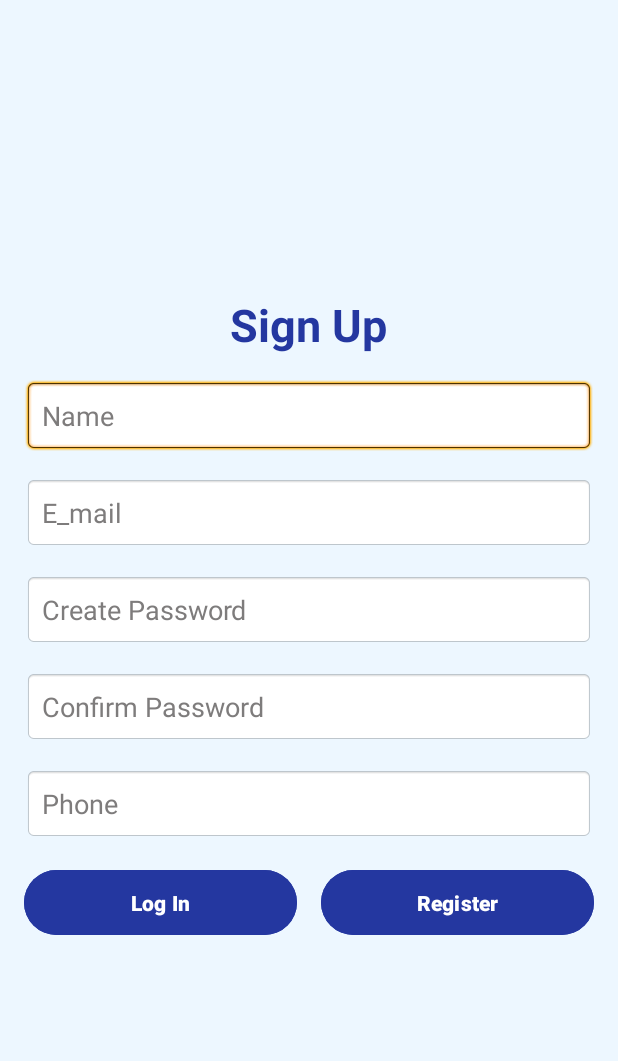
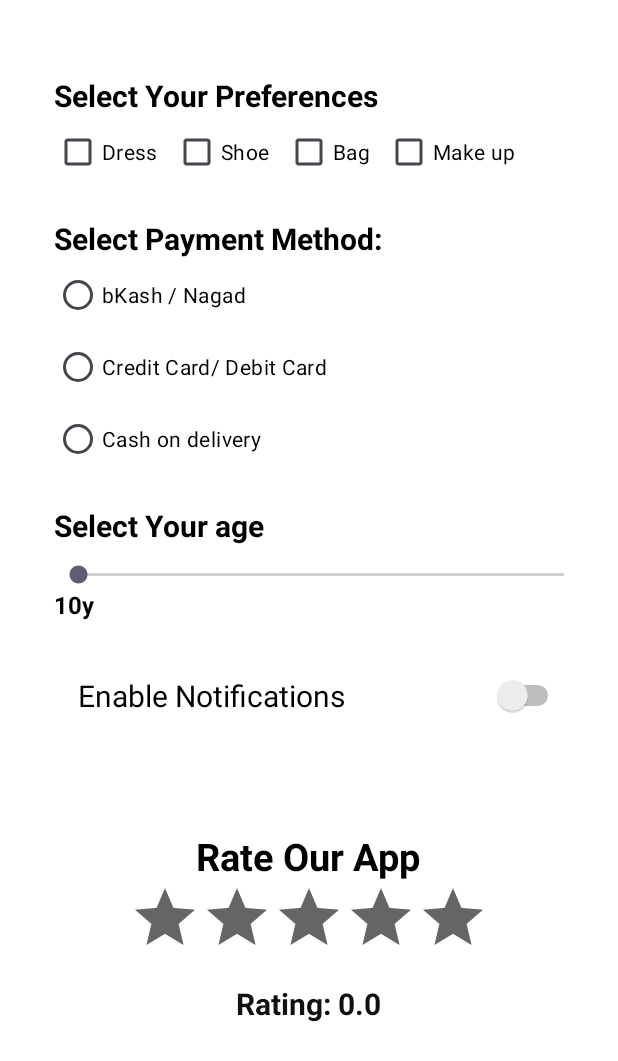
Before and after one commit to jayma-tasnim-maisha/Assignment-2-3, an Android app: the screen it shows after launch (MainActivity before the commit, OrderActivity after it), on a phone screen of 412 x 824 dp. Shown: the top 1061 px of the screen. Run offline under Robolectric (Android 15) with nearby library versions, the phone set to English and light mode, and no system bars.

Commit message:
Commit 2

```diff
--- a/app/src/main/AndroidManifest.xml
+++ b/app/src/main/AndroidManifest.xml
@@ -14,6 +14,9 @@
         tools:targetApi="31">
         <activity
             android:name=".MainActivity"
+            android:exported="false" />
+        <activity
+            android:name=".OrderActivity"
             android:exported="true">
             <intent-filter>
                 <action android:name="android.intent.action.MAIN" />
--- a/app/src/main/java/com/example/myapplication/MainActivity.java
+++ b/app/src/main/java/com/example/myapplication/MainActivity.java
@@ -1,8 +1,14 @@
 package com.example.myapplication;
 
+import static java.util.EnumSet.of;
+
+import android.content.Intent;
 import android.os.Bundle;
+import android.text.TextUtils;
+import android.util.Patterns;
 import android.widget.Button;
 import android.widget.EditText;
+import android.widget.Toast;
 
 import androidx.activity.EdgeToEdge;
 import androidx.appcompat.app.AppCompatActivity;
@@ -12,22 +18,88 @@ import androidx.core.view.WindowInsetsCompat;
 
 public class MainActivity extends AppCompatActivity {
 
+    private EditText etRegisterName, etRegisterEmail,etRegisterPassword,etConfirmPassword,etRegisterPhone;
+    private Button btnSignupLogin,btnSignupRegister;
+
     @Override
     protected void onCreate(Bundle savedInstanceState) {
         super.onCreate(savedInstanceState);
         setContentView(R.layout.activity_main);
 
-        EditText etRegisterName = findViewById(R.id.et_register_name);
-        EditText etRegisterEmail = findViewById(R.id.et_register_email);
-        EditText etRegisterPassword = findViewById(R.id.et_register_password);
-        EditText etConfirmPassword = findViewById(R.id.et_confirm_password);
-        EditText etRegisterPhone = findViewById(R.id.et_register_phone);
+        etRegisterName = findViewById(R.id.et_register_name);
+        etRegisterEmail = findViewById(R.id.et_register_email);
+        etRegisterPassword = findViewById(R.id.et_register_password);
+        etConfirmPassword = findViewById(R.id.et_confirm_password);
+        etRegisterPhone = findViewById(R.id.et_register_phone);
 
-        Button btnSignupLogin = findViewById(R.id.btn_sign_up_login);
-        Button btnSignupRegister = findViewById(R.id.btn_sign_up_register);
+        btnSignupLogin = findViewById(R.id.btn_sign_up_login);
+        btnSignupRegister = findViewById(R.id.btn_sign_up_register);
 
+        btnSignupRegister.setOnClickListener(v -> {
+            if (validateInputs()) {
 
+                Toast.makeText(MainActivity.this, "Registration Succesful!", Toast.LENGTH_SHORT).show();
+            }
+        });
 
+        btnSignupLogin.setOnClickListener(v -> {
+            Toast.makeText(MainActivity.this, "Redirecting to login", Toast.LENGTH_SHORT).show();
+        });
 
     }
+
+    private boolean validateInputs() {
+        String name = etRegisterName.getText().toString();
+        String email = etRegisterEmail.getText().toString();
+        String password = etRegisterPassword.getText().toString();
+        String confirmPassword = etConfirmPassword.getText().toString();
+        String phone = etRegisterPhone.getText().toString();
+
+        if (TextUtils.isEmpty(name) || !isValidName(name)) {
+            etRegisterName.setError("Invalid Name");
+            return false;
+        }
+
+        if (TextUtils.isEmpty(email) || !isValidEmail(email)) {
+            etRegisterEmail.setError("Invalid Email");
+            return false;
+        }
+
+        if (TextUtils.isEmpty(password) || !isValidPassword(password)) {
+            etRegisterPassword.setError("Invalid Password");
+            return false;
+        }
+
+        if (!password.equals(confirmPassword)) {
+            etConfirmPassword.setError("Passwords do not match");
+            return false;
+        }
+
+        if (TextUtils.isEmpty(phone) || !isValidPhone(phone)) {
+            etRegisterPhone.setError("Invalid Phone Number");
+            return false;
+        }
+
+        return true;
+
+    }
+
+    private boolean isValidName(String name) {
+        return name.matches("^([A-Z][a-z]+)(\\s[A-Z][a-z]+)*$");
+    }
+
+    private boolean isValidEmail(String email) {
+        return Patterns.EMAIL_ADDRESS.matcher(email).matches();
+    }
+
+    private boolean isValidPassword(String password) {
+        return password.matches("^(?=.*[A-Z])(?=.*[a-z])(?=.*\\d)(?=.*[\\W_]).{6,}$");
+    }
+
+    //^(?=.*[a-z])(?=.*[A-Z])(?=.*\d)(?=.*[@$!%*?&])[A-Za-z\d@$!%*?&]{6,}$
+    //^(?=.*[A-Z])(?=.*[a-z])(?=.*/d)(?=.*[\W_]).{6,}$
+
+    private boolean isValidPhone(String phone) {
+        return phone.matches("^(\\+8801[3-9]|01[3-9])[\\d]{8}$");
+    }
 }
--- /dev/null
+++ b/app/src/main/java/com/example/myapplication/OrderActivity.java
@@ -0,0 +1,83 @@
+package com.example.myapplication;
+
+import android.os.Bundle;
+import android.widget.CheckBox;
+import android.widget.RadioGroup;
+import android.widget.RatingBar;
+import android.widget.SeekBar;
+import android.widget.Switch;
+import android.widget.TextView;
+import android.widget.Toast;
+
+import androidx.activity.EdgeToEdge;
+import androidx.appcompat.app.AppCompatActivity;
+import androidx.core.graphics.Insets;
+import androidx.core.view.ViewCompat;
+import androidx.core.view.WindowInsetsCompat;
+
+public class OrderActivity extends AppCompatActivity {
+
+    private CheckBox dress, shoe, bag, makeup;
+    private RadioGroup paymentMethodGroup;
+    private SeekBar ageSeekBar;
+    private Switch notificationSwitch;
+    private RatingBar ratingBar;
+    private TextView ageDisplay, ratingText;
+
+
+    @Override
+    protected void onCreate(Bundle savedInstanceState) {
+        super.onCreate(savedInstanceState);
+        setContentView(R.layout.activity_order);
+
+        dress = findViewById(R.id.dress);
+        shoe = findViewById(R.id.shoe);
+        bag = findViewById(R.id.bag);
+        makeup = findViewById(R.id.makeup);
+
+        paymentMethodGroup = findViewById(R.id.radioGroup);
+
+        ageSeekBar = findViewById(R.id.seekBar);
+        ageDisplay = findViewById(R.id.age_display);
+
+        notificationSwitch = findViewById(R.id.btn_switch);
+        ratingBar = findViewById(R.id.ratingBar);
+        ratingText = findViewById(R.id.rating);
+
+        ratingText.setText("Rating: " + ratingBar.getRating());
+
+        ageSeekBar.setOnSeekBarChangeListener(new SeekBar.OnSeekBarChangeListener() {
+            @Override
+            public void onProgressChanged(SeekBar seekBar, int progress, boolean fromUser) {
+                ageDisplay.setText(progress + "y");
+            }
+
+            @Override
+            public void onStartTrackingTouch(SeekBar seekBar) {
+
+            }
+
+            @Override
+            public void onStopTrackingTouch(SeekBar seekBar) {
+
+            }
+        });
+
+        notificationSwitch.setOnCheckedChangeListener((buttonView, isChecked) -> {
+            String message = isChecked ? "Notifications Enabled" : "Notifications Disabled";
+            Toast.makeText(OrderActivity.this, message, Toast.LENGTH_SHORT).show();
+        });
+
+        ratingBar.setOnRatingBarChangeListener(new RatingBar.OnRatingBarChangeListener() {
+            @Override
+            public void onRatingChanged(RatingBar ratingBar, float rating, boolean fromUser) {
+                ratingText.setText("Rating: " + rating);
+            }
+        });
+
+    }
+
+    protected void onPause() {
+        super.onPause();
+    }
+}
--- a/app/src/main/res/layout/activity_main.xml
+++ b/app/src/main/res/layout/activity_main.xml
@@ -38,7 +38,7 @@
         android:id="@+id/et_register_email"
         android:layout_width="match_parent"
         android:layout_height="wrap_content"
-        android:hint="E_mail"
+        android:hint="E-mail"
         android:textColorHint="#7E7C7C"
         android:inputType="text"
         android:padding="12dp"
--- /dev/null
+++ b/app/src/main/res/layout/activity_order.xml
@@ -0,0 +1,195 @@
+<?xml version="1.0" encoding="utf-8"?>
+<LinearLayout xmlns:android="http://schemas.android.com/apk/res/android"
+    xmlns:app="http://schemas.android.com/apk/res-auto"
+    xmlns:tools="http://schemas.android.com/tools"
+    android:id="@+id/main"
+    android:layout_width="match_parent"
+    android:layout_height="match_parent"
+    android:orientation="vertical"
+    android:padding="20dp"
+    android:background="@color/white"
+    tools:context=".OrderActivity">
+
+    <TextView
+        android:layout_width="wrap_content"
+        android:layout_height="wrap_content"
+        android:text="Select Your Preferences"
+        android:layout_marginLeft="16sp"
+        android:textSize="20sp"
+        android:textColor="@color/black"
+        android:textStyle="bold"
+        android:layout_marginTop="30dp"
+        />
+
+    <LinearLayout
+        android:layout_width="match_parent"
+        android:layout_height="wrap_content"
+        android:orientation="horizontal"
+        >
+        <CheckBox
+            android:id="@+id/dress"
+            android:layout_width="wrap_content"
+            android:layout_height="wrap_content"
+            android:textColor="@color/black"
+            android:layout_marginRight="10dp"
+            android:layout_marginLeft="16sp"
+            android:text="Dress"/>
+
+        <CheckBox
+            android:id="@+id/shoe"
+            android:layout_width="wrap_content"
+            android:layout_height="wrap_content"
+            android:textColor="@color/black"
+            android:layout_marginRight="10dp"
+            android:text="Shoe"/>
+
+        <CheckBox
+            android:id="@+id/bag"
+            android:layout_width="wrap_content"
+            android:layout_height="wrap_content"
+            android:layout_marginRight="10dp"
+            android:textColor="@color/black"
+            android:text="Bag"/>
+
+        <CheckBox
+            android:id="@+id/makeup"
+            android:layout_width="wrap_content"
+            android:layout_height="wrap_content"
+            android:text="Make up"
+            android:textColor="@color/black"
+            android:layout_marginRight="10dp"/>
+
+
+    </LinearLayout>
+    <TextView
+        android:layout_width="wrap_content"
+        android:layout_height="wrap_content"
+        android:text="Select Payment Method: "
+        android:textSize="20sp"
+        android:textColor="@color/black"
+        android:textStyle="bold"
+        android:layout_marginLeft="16sp"
+        android:layout_marginTop="20dp"
+        />
+    <RadioGroup
+        android:id="@+id/radioGroup"
+        android:layout_width="wrap_content"
+        android:layout_height="wrap_content"
+        android:orientation="vertical"
+        >
+        <RadioButton
+            android:layout_width="wrap_content"
+            android:layout_height="wrap_content"
+            android:layout_marginRight="10dp"
+            android:textColor="@color/black"
+            android:layout_marginLeft="16sp"
+            android:buttonTint="@color/black"
+            android:text="bKash / Nagad"/>
+
+        <RadioButton
+            android:layout_width="wrap_content"
+            android:layout_height="wrap_content"
+            android:layout_marginRight="10dp"
+            android:layout_marginLeft="16sp"
+            android:textColor="@color/black"
+            android:buttonTint="@color/black"
+            android:text="Credit Card/ Debit Card"/>
+
+        <RadioButton
+            android:layout_width="wrap_content"
+            android:layout_height="wrap_content"
+            android:layout_marginRight="10dp"
+            android:layout_marginLeft="16sp"
+            android:textColor="@color/black"
+            android:buttonTint="@color/black"
+            android:text="Cash on delivery"/>
+    </RadioGroup>
+
+    <TextView
+        android:layout_marginTop="20dp"
+        android:layout_width="wrap_content"
+        android:layout_height="wrap_content"
+        android:textSize="20sp"
+        android:textStyle="bold"
+        android:layout_marginLeft="16sp"
+        android:text="Select Your age"
+        android:textColor="@color/black"
+        android:layout_marginBottom="10dp"
+        />
+
+    <SeekBar
+        android:id="@+id/seekBar"
+        android:layout_width="match_parent"
+        android:layout_height="wrap_content"
+        android:progressTint="#F44336"
+        android:layout_marginLeft="16sp"
+        android:max="100"
+        />
+
+    <TextView
+        android:id="@+id/age_display"
+        android:layout_width="wrap_content"
+        android:layout_height="wrap_content"
+        android:text="10y"
+        android:layout_marginLeft="16sp"
+        android:textColor="@color/black"
+        android:textSize="16sp"
+        android:textStyle="bold"/>
+
+    <LinearLayout
+        android:layout_width="match_parent"
+        android:layout_height="wrap_content"
+        android:orientation="horizontal"
+        >
+        <Switch
+            android:layout_marginTop="20dp"
+            android:id="@+id/btn_switch"
+            android:layout_marginLeft="16sp"
+            android:layout_width="match_parent"
+            android:layout_height="wrap_content"
+            android:text="Enable Notifications"
+            android:textColor="@color/black"
+            android:textSize="20sp"
+            android:padding="16sp"
+            />
+
+    </LinearLayout>
+
+    <LinearLayout
+        android:layout_width="match_parent"
+        android:layout_height="wrap_content"
+        android:orientation="vertical"
+        android:gravity="center"
+        android:layout_marginVertical="20dp"
+        >
+        <TextView
+            android:layout_width="wrap_content"
+            android:layout_height="wrap_content"
+            android:text="Rate Our App"
+            android:textSize="25sp"
+            android:textColor="@color/black"
+            android:textStyle="bold"
+            android:layout_marginTop="40dp"
+            />
+        <RatingBar
+            android:id="@+id/ratingBar"
+            android:layout_width="wrap_content"
+            android:layout_height="wrap_content"
+            android:stepSize="0.5"
+            android:progressTint="#FFEB3B"
+            android:progressBackgroundTint="#666464"
+            />
+        <TextView
+            android:id="@+id/rating"
+            android:layout_width="wrap_content"
+            android:layout_height="wrap_content"
+            android:textSize="20sp"
+            android:textStyle="bold"
+            android:layout_marginTop="10dp"
+            android:text="Rating: 0"
+            android:textColor="#101010"
+            />
+    </LinearLayout>
+
+
+</LinearLayout>
```
